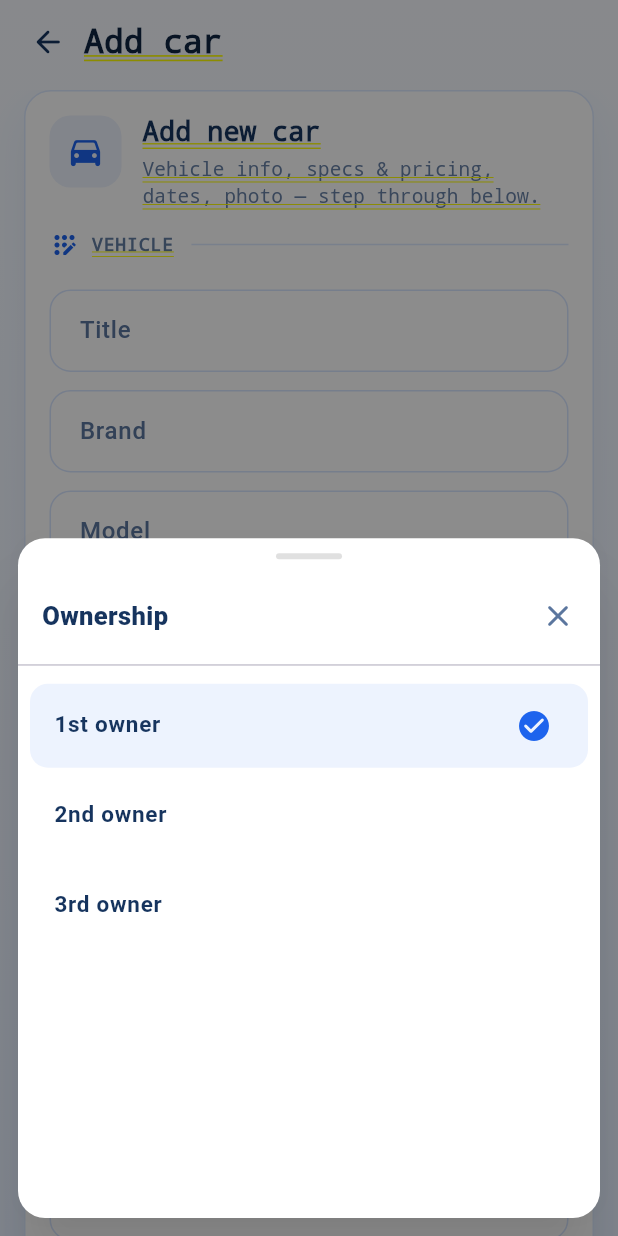
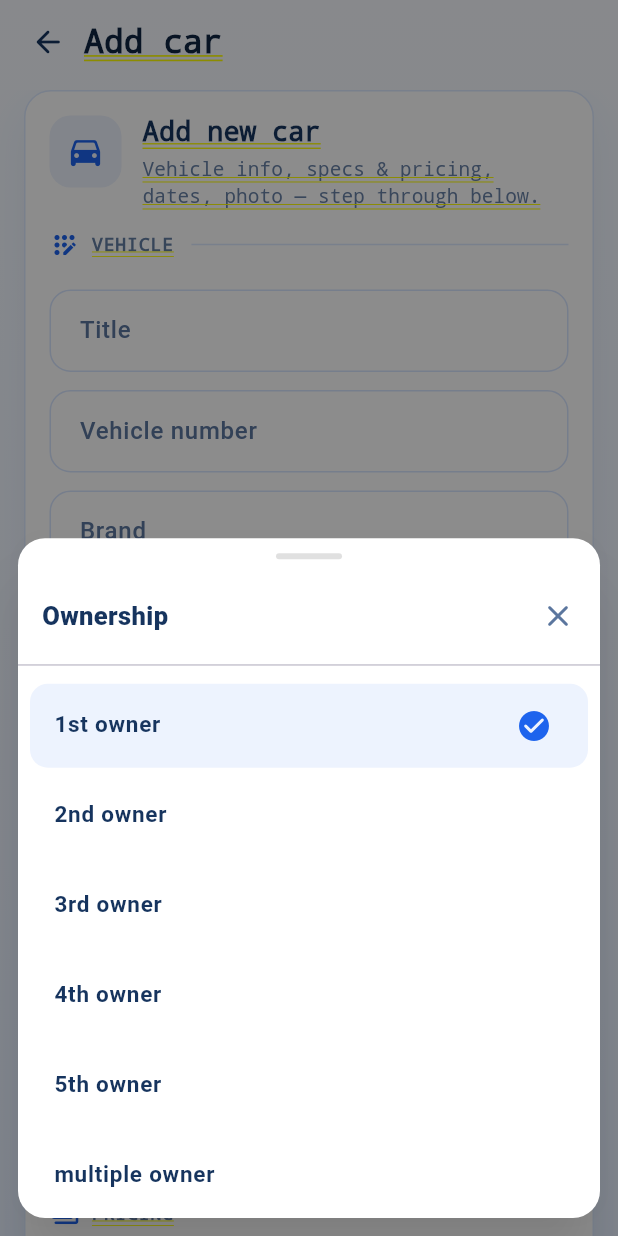
Before and after one commit to yourdreamcars1806-ship-it/yourdreamcar-personal-crm, a Flutter app: the InventoryPage screen opened directly, after a tap on "Add car", after a tap on "1st owner", on a phone screen of 412 x 824 dp. Run offline on Flutter 3.47's test engine with Material 3 defaults, Android fonts, the phone set to English and light mode, and no system bars; our stand-ins replace image_picker, shared_preferences; accounts and stored records are empty; network calls fail.

Commit message:
Add vehicle number field and expanded ownership options
Persist vehicleNumber on cars; extend ownership enum to 4th/5th/multiple owner; wire inventory form, details, and API list fields; apply request timeouts on car mutations.

Co-authored-by: Cursor <cursoragent@cursor.com>

```diff
--- a/frontend/lib/features/inventory/presentation/inventory_page.dart
+++ b/frontend/lib/features/inventory/presentation/inventory_page.dart
@@ -9,6 +9,13 @@ import '../../../services/expense_service.dart';
 import '../../../services/car_service.dart';
 import '../../expenses/domain/expense_entry.dart';
 
+String _inventoryCarSubtitle(CarRecord car) {
+  final base = '${car.brand} · ${car.model} · ${car.year}';
+  final vn = car.vehicleNumber.trim();
+  if (vn.isEmpty) return base;
+  return '$base · $vn';
+}
+
 class InventoryPage extends StatefulWidget {
   const InventoryPage({super.key, this.onCarCountChanged});
 
@@ -19,10 +26,20 @@ class InventoryPage extends StatefulWidget {
 }
 
 class InventoryPageState extends State<InventoryPage> {
+  static const List<String> _ownershipChoices = [
+    '1st owner',
+    '2nd owner',
+    '3rd owner',
+    '4th owner',
+    '5th owner',
+    'multiple owner',
+  ];
+
   final _formKey = GlobalKey<FormState>();
   final _picker = ImagePicker();
   final _carsApi = CarService();
   final _titleController = TextEditingController();
+  final _vehicleNumberController = TextEditingController();
   final _brandController = TextEditingController();
   final _modelController = TextEditingController();
   final _yearController = TextEditingController();
@@ -50,9 +67,14 @@ class InventoryPageState extends State<InventoryPage> {
     _loadCars();
   }
 
+  List<String> get _ownershipItems => _ownershipChoices.contains(_ownership)
+      ? _ownershipChoices
+      : [..._ownershipChoices, _ownership];
+
   @override
   void dispose() {
     _titleController.dispose();
+    _vehicleNumberController.dispose();
     _brandController.dispose();
     _modelController.dispose();
     _yearController.dispose();
@@ -130,6 +152,7 @@ class InventoryPageState extends State<InventoryPage> {
   Map<String, String> _buildFields() {
     return {
       'title': _titleController.text.trim(),
+      'vehicleNumber': _vehicleNumberController.text.trim(),
       'brand': _brandController.text.trim(),
       'model': _modelController.text.trim(),
       'fuelType': _fuelType,
@@ -200,6 +223,7 @@ class InventoryPageState extends State<InventoryPage> {
     _editingCar = null;
     _picked = null;
     _titleController.clear();
+    _vehicleNumberController.clear();
     _brandController.clear();
     _modelController.clear();
     _yearController.clear();
@@ -218,6 +242,7 @@ class InventoryPageState extends State<InventoryPage> {
       _editingCar = car;
       _picked = null;
       _titleController.text = car.title;
+      _vehicleNumberController.text = car.vehicleNumber;
       _brandController.text = car.brand;
       _modelController.text = car.model;
       _yearController.text = '${car.year}';
@@ -328,11 +353,14 @@ class InventoryPageState extends State<InventoryPage> {
     TextInputType? keyboardType,
     int maxLines = 1,
     String? hintText,
+    bool requiredField = true,
+    TextCapitalization textCapitalization = TextCapitalization.none,
   }) {
     return TextFormField(
       controller: controller,
       keyboardType: keyboardType,
       maxLines: maxLines,
+      textCapitalization: textCapitalization,
       style: const TextStyle(
         color: _formInk,
         fontSize: 15,
@@ -346,12 +374,14 @@ class InventoryPageState extends State<InventoryPage> {
           fontSize: 14,
         ),
       ),
-      validator: (value) {
-        if ((value ?? '').trim().isEmpty) {
-          return '$label is required';
-        }
-        return null;
-      },
+      validator: requiredField
+          ? (value) {
+              if ((value ?? '').trim().isEmpty) {
+                return '$label is required';
+              }
+              return null;
+            }
+          : (_) => null,
     );
   }
 
@@ -765,6 +795,15 @@ class InventoryPageState extends State<InventoryPage> {
                   _textField(controller: _titleController, label: 'Title'),
                 ),
                 fieldCell(
+                  _textField(
+                    controller: _vehicleNumberController,
+                    label: 'Vehicle number',
+                    requiredField: false,
+                    hintText: 'e.g. registration / plate no.',
+                    textCapitalization: TextCapitalization.characters,
+                  ),
+                ),
+                fieldCell(
                   _textField(controller: _brandController, label: 'Brand'),
                 ),
                 fieldCell(
@@ -784,7 +823,7 @@ class InventoryPageState extends State<InventoryPage> {
                   _dropdown(
                     label: 'Ownership',
                     value: _ownership,
-                    options: const ['1st owner', '2nd owner', '3rd owner'],
+                    options: _ownershipItems,
                     onChanged: (v) =>
                         setState(() => _ownership = v ?? _ownership),
                   ),
@@ -1397,7 +1436,7 @@ class _InventoryDetailCard extends StatelessWidget {
                         ),
                         const SizedBox(height: 4),
                         Text(
-                          '${car.brand} · ${car.model} · ${car.year}',
+                          _inventoryCarSubtitle(car),
                           style: TextStyle(
                             fontSize: 12,
                             color: isDark
@@ -1443,6 +1482,12 @@ class _InventoryDetailCard extends StatelessWidget {
                 child: Column(
                   children: [
                     _DetailRow(label: 'Fuel', value: car.fuelType),
+                    _DetailRow(
+                      label: 'Vehicle number',
+                      value: car.vehicleNumber.trim().isEmpty
+                          ? '—'
+                          : car.vehicleNumber,
+                    ),
                     _DetailRow(label: 'Ownership', value: car.ownership),
                     _DetailRow(
                       label: 'Availability',
@@ -2055,7 +2100,7 @@ class _InventoryCarDetailsPageState extends State<InventoryCarDetailsPage> {
                 ),
                 const SizedBox(height: 6),
                 Text(
-                  '${car.brand} · ${car.model} · ${car.year}',
+                  _inventoryCarSubtitle(car),
                   style: const TextStyle(
                     fontSize: 14,
                     color: Color(0xFF5B769E),
@@ -2103,6 +2148,12 @@ class _InventoryCarDetailsPageState extends State<InventoryCarDetailsPage> {
             child: Column(
               children: [
                 _DetailRow(label: 'Fuel type', value: car.fuelType),
+                _DetailRow(
+                  label: 'Vehicle number',
+                  value: car.vehicleNumber.trim().isEmpty
+                      ? '—'
+                      : car.vehicleNumber,
+                ),
                 _DetailRow(label: 'Ownership', value: car.ownership),
                 _DetailRow(label: 'Availability', value: car.availability),
                 _DetailRow(label: 'Buy date', value: _fmtDate(car.buyDate)),
--- a/frontend/lib/services/car_service.dart
+++ b/frontend/lib/services/car_service.dart
@@ -97,7 +97,7 @@ class CarService {
     request.files.add(await _imageMultipart(imageFile));
     final response = await http.Response.fromStream(
       await _client.send(request),
-    );
+    ).timeout(_timeout);
     final map = _readJson(response);
     _throwIfBad(response, map);
     return CarRecord.fromJson((map['car'] as Map<String, dynamic>? ?? {}));
@@ -115,14 +115,15 @@ class CarService {
     }
     final response = await http.Response.fromStream(
       await _client.send(request),
-    );
+    ).timeout(_timeout);
     final map = _readJson(response);
     _throwIfBad(response, map);
     return CarRecord.fromJson((map['car'] as Map<String, dynamic>? ?? {}));
   }
 
   Future<void> deleteCar(String id) async {
-    final response = await _client.delete(_uri('/api/cars/$id'));
+    final response =
+        await _client.delete(_uri('/api/cars/$id')).timeout(_timeout);
     final map = _readJson(response);
     _throwIfBad(response, map);
   }
@@ -165,6 +166,7 @@ class CarRecord {
   CarRecord({
     required this.id,
     required this.title,
+    required this.vehicleNumber,
     required this.brand,
     required this.model,
     required this.fuelType,
@@ -183,6 +185,7 @@ class CarRecord {
     return CarRecord(
       id: (json['_id'] ?? '').toString(),
       title: (json['title'] ?? '').toString(),
+      vehicleNumber: (json['vehicleNumber'] ?? '').toString(),
       brand: (json['brand'] ?? '').toString(),
       model: (json['model'] ?? '').toString(),
       fuelType: (json['fuelType'] ?? '').toString(),
@@ -202,6 +205,7 @@ class CarRecord {
 
   final String id;
   final String title;
+  final String vehicleNumber;
   final String brand;
   final String model;
   final String fuelType;
```
Also changed, not shown: 2 other files.
